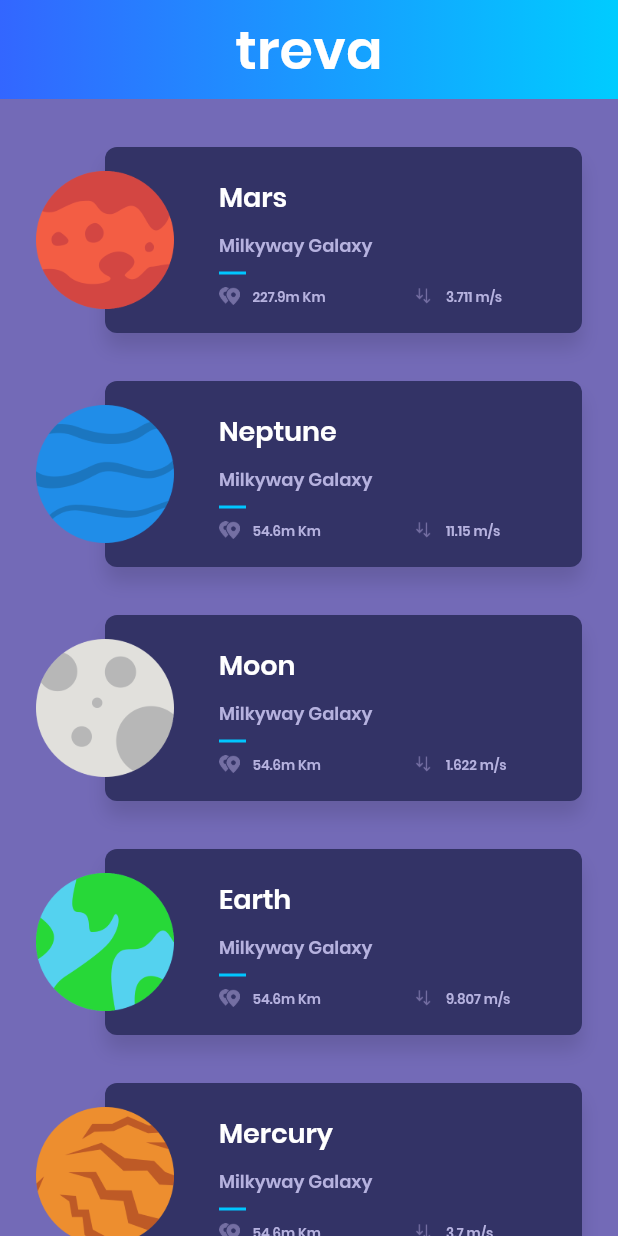
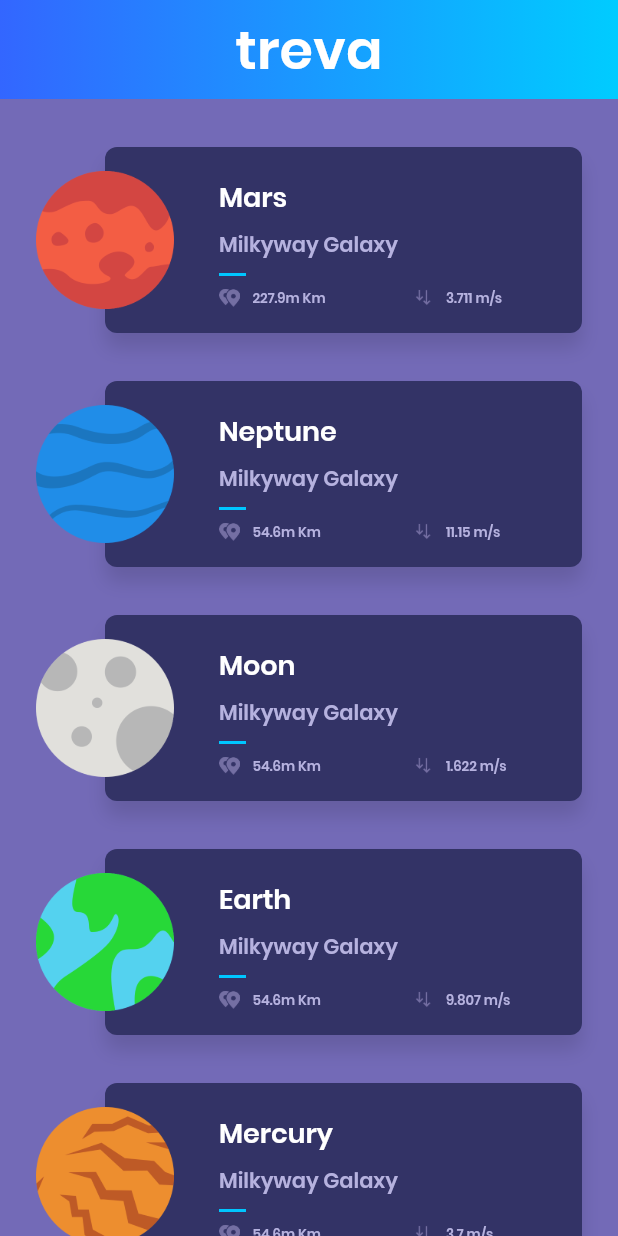
Before and after one commit to marcus-phi/Planets, a Flutter app: the screen it shows after launch, on a phone screen of 412 x 824 dp. Run offline on Flutter 3.47's test engine with Material 2 defaults, Android fonts, the phone set to English and light mode, and no system bars.

Commit message:
fix test style; add descriptions

```diff
--- a/lib/podo/Planet.dart
+++ b/lib/podo/Planet.dart
@@ -26,8 +26,7 @@ List<Planet> planets = [
     location: "Milkyway Galaxy",
     distance: "227.9m Km",
     gravity: "3.711 m/s ",
-    description: "Lorem ipsum...",
-    image: "assets/img/mars.png",
+    description: "Mars is the fourth planet from the Sun and the second-smallest planet in the Solar System after Mercury. In English, Mars carries a name of the Roman god of war, and is often referred to as the 'Red Planet' because the reddish iron oxide prevalent on its surface gives it a reddish appearance that is distinctive among the astronomical bodies visible to the naked eye. Mars is a terrestrial planet with a thin atmosphere, having surface features reminiscent both of the impact craters of the Moon and the valleys, deserts, and polar ice caps of Earth.",    image: "assets/img/mars.png",
     picture: "https://www.nasa.gov/sites/default/files/thumbnails/image/pia21723-16.jpg"
   ),
   const Planet(
@@ -36,8 +35,7 @@ List<Planet> planets = [
     location: "Milkyway Galaxy",
     distance: "54.6m Km",
     gravity: "11.15 m/s ",
-    description: "Lorem ipsum...",
-    image: "assets/img/neptune.png",
+    description: "Neptune is the eighth and farthest known planet from the Sun in the Solar System. In the Solar System, it is the fourth-largest planet by diameter, the third-most-massive planet, and the densest giant planet. Neptune is 17 times the mass of Earth and is slightly more massive than its near-twin Uranus, which is 15 times the mass of Earth and slightly larger than Neptune. Neptune orbits the Sun once every 164.8 years at an average distance of 30.1 astronomical units (4.50×109 km). It is named after the Roman god of the sea and has the astronomical symbol ♆, a stylised version of the god Neptune's trident",    image: "assets/img/neptune.png",
     picture: "https://www.nasa.gov/sites/default/files/styles/full_width_feature/public/images/110411main_Voyager2_280_yshires.jpg"
   ),
   const Planet(
@@ -46,8 +44,7 @@ List<Planet> planets = [
     location: "Milkyway Galaxy",
     distance: "54.6m Km",
     gravity: "1.622 m/s ",
-    description: "Lorem ipsum...",
-    image: "assets/img/moon.png",
+    description: "The Moon is an astronomical body that orbits planet Earth, being Earth's only permanent natural satellite. It is the fifth-largest natural satellite in the Solar System, and the largest among planetary satellites relative to the size of the planet that it orbits (its primary). Following Jupiter's satellite Io, the Moon is second-densest satellite among those whose densities are known.",    image: "assets/img/moon.png",
     picture: "https://farm5.staticflickr.com/4086/5052125139_43c31b7012.jpg"
   ),
   const Planet(
@@ -56,8 +53,7 @@ List<Planet> planets = [
     location: "Milkyway Galaxy",
     distance: "54.6m Km",
     gravity: "9.807 m/s ",
-    description: "Lorem ipsum...",
-    image: "assets/img/earth.png",
+    description: "Earth is the third planet from the Sun and the only object in the Universe known to harbor life. According to radiometric dating and other sources of evidence, Earth formed over 4 billion years ago. Earth's gravity interacts with other objects in space, especially the Sun and the Moon, Earth's only natural satellite. Earth revolves around the Sun in 365.26 days, a period known as an Earth year. During this time, Earth rotates about its axis about 366.26 times.",    image: "assets/img/earth.png",
     picture: "https://www.nasa.gov/sites/default/files/styles/full_width_feature/public/thumbnails/image/iss042e340851_1.jpg"
   ),
   const Planet(
@@ -66,8 +62,7 @@ List<Planet> planets = [
     location: "Milkyway Galaxy",
     distance: "54.6m Km",
     gravity: "3.7 m/s ",
-    description: "Lorem ipsum...",
-    image: "assets/img/mercury.png",
+    description: "Mercury is the smallest and innermost planet in the Solar System. Its orbital period around the Sun of 88 days is the shortest of all the planets in the Solar System. It is named after the Roman deity Mercury, the messenger to the gods.",    image: "assets/img/mercury.png",
     picture: "https://c1.staticflickr.com/9/8105/8497927473_2845ae671e_b.jpg"
   ),
 ];
--- a/lib/ui/Style.dart
+++ b/lib/ui/Style.dart
@@ -5,19 +5,26 @@ class Style {
     fontFamily: 'Poppins'
   );
 
-  static final headerTextStyle = baseTextStyle.copyWith(
+  static final commonTextStyle = baseTextStyle.copyWith(
+    color: const Color(0xffb6b2df),
+    fontSize: 14.0,
+    fontWeight: FontWeight.w400
+  );
+
+  static final smallTextStyle = commonTextStyle.copyWith(
+    fontSize: 9.0
+  );
+
+  static final titleTextStyle = baseTextStyle.copyWith(
     color: Colors.white,
     fontSize: 18.0,
     fontWeight: FontWeight.w600
   );
 
-  static final regularTextStyle = baseTextStyle.copyWith(
-    color: const Color(0xffb6b2df),
-    fontSize: 9.0,
-    fontWeight: FontWeight.w400
+  static final headerTextStyle = baseTextStyle.copyWith(
+    color: Colors.white,
+    fontSize: 20.0,
+    fontWeight: FontWeight.w600
   );
 
-  static final subHeaderTextStyle = regularTextStyle.copyWith(
-    fontSize: 12.0
-  );
 }
--- a/lib/ui/detail/DetailPage.dart
+++ b/lib/ui/detail/DetailPage.dart
@@ -66,7 +66,7 @@ class DetailPage extends StatelessWidget {
             children: <Widget>[
               new Text(_overviewTitle, style: Style.headerTextStyle),
               new Separator(),
-              new Text(planet.description, style: Style.regularTextStyle)
+              new Text(planet.description, style: Style.commonTextStyle)
             ],
           )
         )
--- a/lib/ui/home/PlanetSummary.dart
+++ b/lib/ui/home/PlanetSummary.dart
@@ -33,7 +33,7 @@ class PlanetSummary extends StatelessWidget {
         children: <Widget>[
           new Image.asset(image, height: 12.0),
           new Container(width: 8.0),
-          new Text(value, style: Style.regularTextStyle)
+          new Text(value, style: Style.smallTextStyle)
         ]
       );
     }
@@ -45,9 +45,9 @@ class PlanetSummary extends StatelessWidget {
         crossAxisAlignment: horizontal ? CrossAxisAlignment.start : CrossAxisAlignment.center,
         children: <Widget>[
           new Container(height: 4.0),
-          new Text(planet.name, style: Style.headerTextStyle),
-          new Container(height: 10.0),
-          new Text(planet.location, style: Style.subHeaderTextStyle),
+          new Text(planet.name, style: Style.titleTextStyle),
+          new Container(height: 8.0),
+          new Text(planet.location, style: Style.commonTextStyle),
           new Separator(),
           new Row(
             mainAxisAlignment: MainAxisAlignment.center,
```
